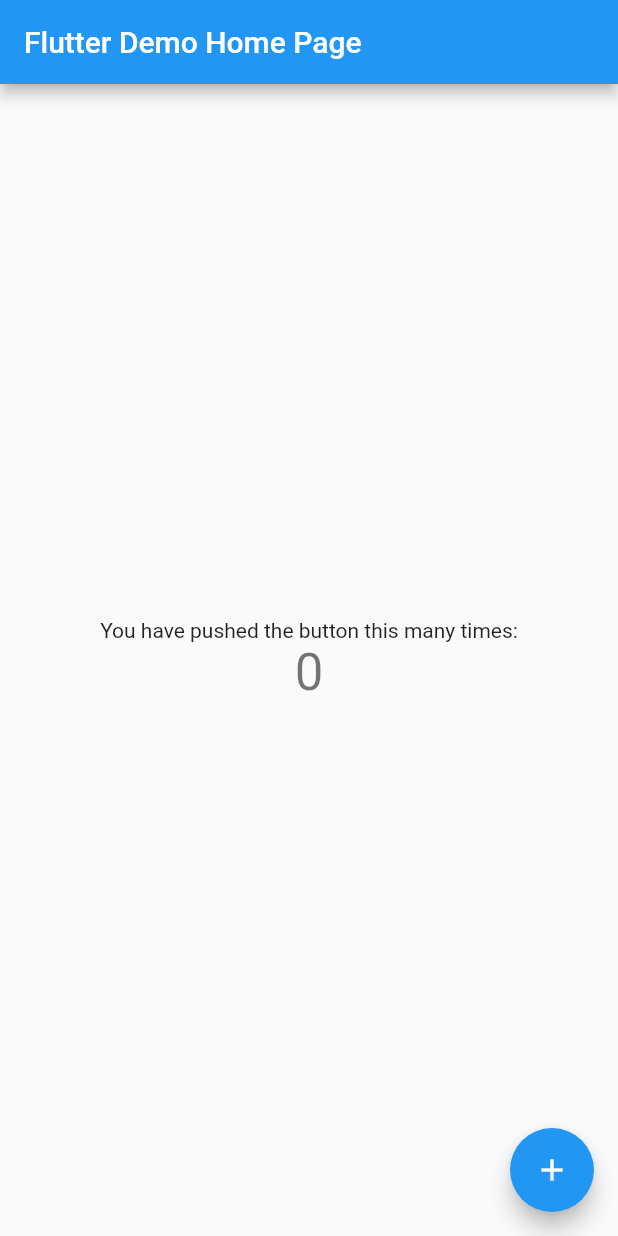
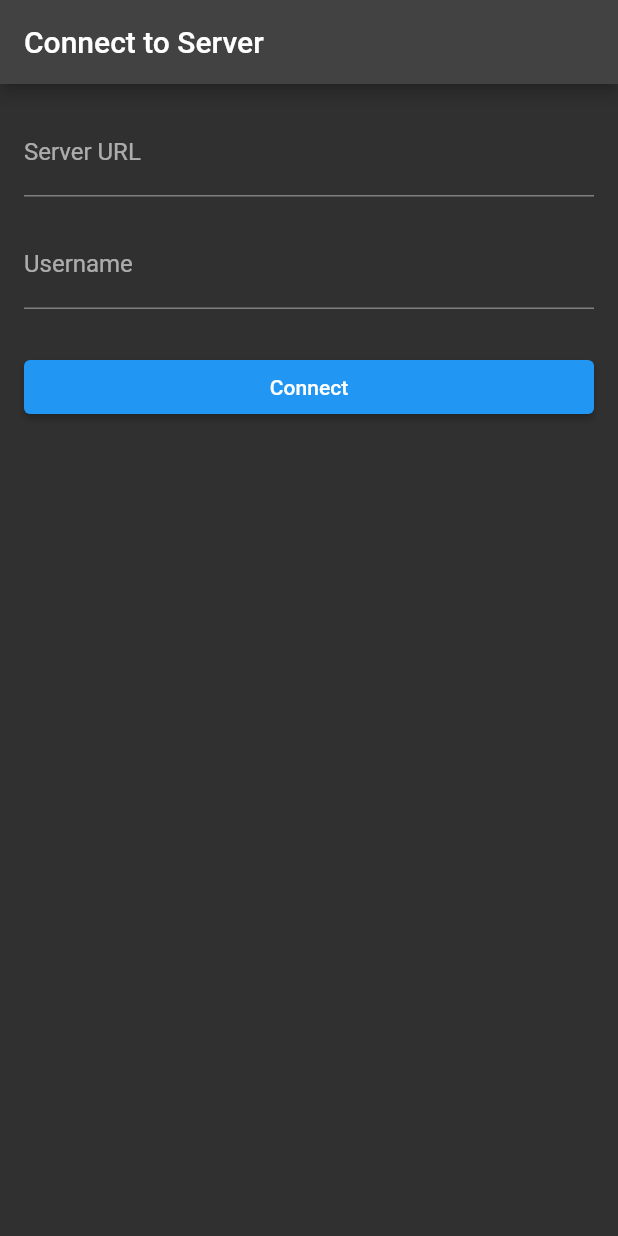
Before and after one commit to malcolmrbnsn/fohmsg_gui, a Flutter app: the screen it shows after launch, on a phone screen of 412 x 824 dp. Run offline on Flutter 3.47's test engine with Material 2 defaults, Android fonts, the phone set to English and light mode, and no system bars; missing offline and left inert: window_manager.

Commit message:
Basic two-page nav

```diff
--- a/lib/main.dart
+++ b/lib/main.dart
@@ -1,115 +1,144 @@
 import 'package:flutter/material.dart';
+import 'package:window_manager/window_manager.dart';
 
-void main() {
+void main() async {
+  WidgetsFlutterBinding.ensureInitialized();
+  // Must add this line.
+  await windowManager.ensureInitialized();
+
+  WindowOptions windowOptions = const WindowOptions(
+    size: Size(800, 300),
+    // center: true,
+    backgroundColor: Colors.transparent,
+    skipTaskbar: false,
+    titleBarStyle: TitleBarStyle.hidden,
+    // alwaysOnTop: true, //THIS IS GREAT
+  );
+  windowManager.waitUntilReadyToShow(windowOptions, () async {
+    await windowManager.show();
+    await windowManager.focus();
+  });
+
   runApp(const MyApp());
 }
 
 class MyApp extends StatelessWidget {
   const MyApp({super.key});
 
-  // This widget is the root of your application.
   @override
   Widget build(BuildContext context) {
-    return MaterialApp(
-      title: 'Flutter Demo',
-      theme: ThemeData(
-        // This is the theme of your application.
-        //
-        // Try running your application with "flutter run". You'll see the
-        // application has a blue toolbar. Then, without quitting the app, try
-        // changing the primarySwatch below to Colors.green and then invoke
-        // "hot reload" (press "r" in the console where you ran "flutter run",
-        // or simply save your changes to "hot reload" in a Flutter IDE).
-        // Notice that the counter didn't reset back to zero; the application
-        // is not restarted.
-        primarySwatch: Colors.blue,
+    return MediaQuery(
+      data: MediaQueryData.fromWindow(WidgetsBinding.instance.window),
+      child: MaterialApp(
+        title: 'MyApp',
+        theme: ThemeData(
+          brightness: Brightness.dark,
+          primarySwatch: Colors.blue,
+        ),
+        initialRoute: '/',
+        routes: {
+          // When navigating to the "/" route, build the FirstScreen widget.
+          '/': (context) => const MyHomePage(title: 'Connect to Server'),
+          '/second': (context) => const SecondScreen(),
+        },
+        // home: const MyHomePage(title: 'Connect to Server'),
       ),
-      home: const MyHomePage(title: 'Flutter Demo Home Page'),
     );
   }
 }
 
 class MyHomePage extends StatefulWidget {
-  const MyHomePage({super.key, required this.title});
-
-  // This widget is the home page of your application. It is stateful, meaning
-  // that it has a State object (defined below) that contains fields that affect
-  // how it looks.
-
-  // This class is the configuration for the state. It holds the values (in this
-  // case the title) provided by the parent (in this case the App widget) and
-  // used by the build method of the State. Fields in a Widget subclass are
-  // always marked "final".
+  const MyHomePage({Key? key, required this.title}) : super(key: key);
 
   final String title;
 
   @override
-  State<MyHomePage> createState() => _MyHomePageState();
+  MyHomePageState createState() => MyHomePageState();
 }
 
-class _MyHomePageState extends State<MyHomePage> {
-  int _counter = 0;
+class MyHomePageState extends State<MyHomePage> {
+  TextEditingController serverController = TextEditingController();
+  TextEditingController usernameController = TextEditingController();
 
-  void _incrementCounter() {
-    setState(() {
-      // This call to setState tells the Flutter framework that something has
-      // changed in this State, which causes it to rerun the build method below
-      // so that the display can reflect the updated values. If we changed
-      // _counter without calling setState(), then the build method would not be
-      // called again, and so nothing would appear to happen.
-      _counter++;
-    });
+  void _connectToServer() {
+    String serverUrl = serverController.text;
+    String username = usernameController.text;
+
+    // Implement your logic to connect to the server here
+
+    // ignore: avoid_print
+    print('Connecting to $serverUrl with username $username');
+    Navigator.pushNamed(context, '/second');
+  }
+
+  // @override
+  // void initState() {
+  //   super.initState();
+  //   serverController.text = _prefs.then((SharedPreferences prefs) {
+  //     return prefs.getString('server');
+  //   });
+  //   // serverController.text = server;
+  //   // usernameController.text = username;
+  // }
+
+  @override
+  void dispose() {
+    // Clean up the controllers when the widget is removed from the
+    // widget tree.
+    serverController.dispose();
+    usernameController.dispose();
+    super.dispose();
   }
 
   @override
   Widget build(BuildContext context) {
-    // This method is rerun every time setState is called, for instance as done
-    // by the _incrementCounter method above.
-    //
-    // The Flutter framework has been optimized to make rerunning build methods
-    // fast, so that you can just rebuild anything that needs updating rather
-    // than having to individually change instances of widgets.
     return Scaffold(
       appBar: AppBar(
-        // Here we take the value from the MyHomePage object that was created by
-        // the App.build method, and use it to set our appbar title.
         title: Text(widget.title),
       ),
-      body: Center(
-        // Center is a layout widget. It takes a single child and positions it
-        // in the middle of the parent.
+      body: Padding(
+        padding: const EdgeInsets.all(16.0),
         child: Column(
-          // Column is also a layout widget. It takes a list of children and
-          // arranges them vertically. By default, it sizes itself to fit its
-          // children horizontally, and tries to be as tall as its parent.
-          //
-          // Invoke "debug painting" (press "p" in the console, choose the
-          // "Toggle Debug Paint" action from the Flutter Inspector in Android
-          // Studio, or the "Toggle Debug Paint" command in Visual Studio Code)
-          // to see the wireframe for each widget.
-          //
-          // Column has various properties to control how it sizes itself and
-          // how it positions its children. Here we use mainAxisAlignment to
-          // center the children vertically; the main axis here is the vertical
-          // axis because Columns are vertical (the cross axis would be
-          // horizontal).
-          mainAxisAlignment: MainAxisAlignment.center,
-          children: <Widget>[
-            const Text(
-              'You have pushed the button this many times:',
+          crossAxisAlignment: CrossAxisAlignment.stretch,
+          children: [
+            TextFormField(
+              controller: serverController,
+              decoration: const InputDecoration(labelText: 'Server URL'),
             ),
-            Text(
-              '$_counter',
-              style: Theme.of(context).textTheme.headlineMedium,
+            const SizedBox(height: 16.0),
+            TextFormField(
+              controller: usernameController,
+              decoration: const InputDecoration(labelText: 'Username'),
+            ),
+            const SizedBox(height: 16.0),
+            const Padding(padding: EdgeInsets.symmetric(vertical: 6.0)),
+            ElevatedButton(
+              onPressed: _connectToServer,
+              child: const Text('Connect'),
             ),
           ],
         ),
       ),
-      floatingActionButton: FloatingActionButton(
-        onPressed: _incrementCounter,
-        tooltip: 'Increment',
-        child: const Icon(Icons.add),
-      ), // This trailing comma makes auto-formatting nicer for build methods.
     );
   }
 }
+
+class SecondScreen extends StatelessWidget {
+  const SecondScreen({super.key});
+
+  @override
+  Widget build(BuildContext context) {
+    return Scaffold(
+      body: Center(
+        child: ElevatedButton(
+          onPressed: () {
+            // Navigate back to the first screen by popping the current route
+            // off the stack.
+            Navigator.pop(context);
+          },
+          child: const Text('Go back!'),
+        ),
+      ),
+    );
+  }
+}
--- a/pubspec.yaml
+++ b/pubspec.yaml
@@ -30,6 +30,8 @@
 dependencies:
   flutter:
     sdk: flutter
+  shared_preferences: ^2.1.0
+  window_manager: ^0.3.2
 
 
   # The following adds the Cupertino Icons font to your application.
```
Also changed, not shown: pubspec.lock, 14 other files.
